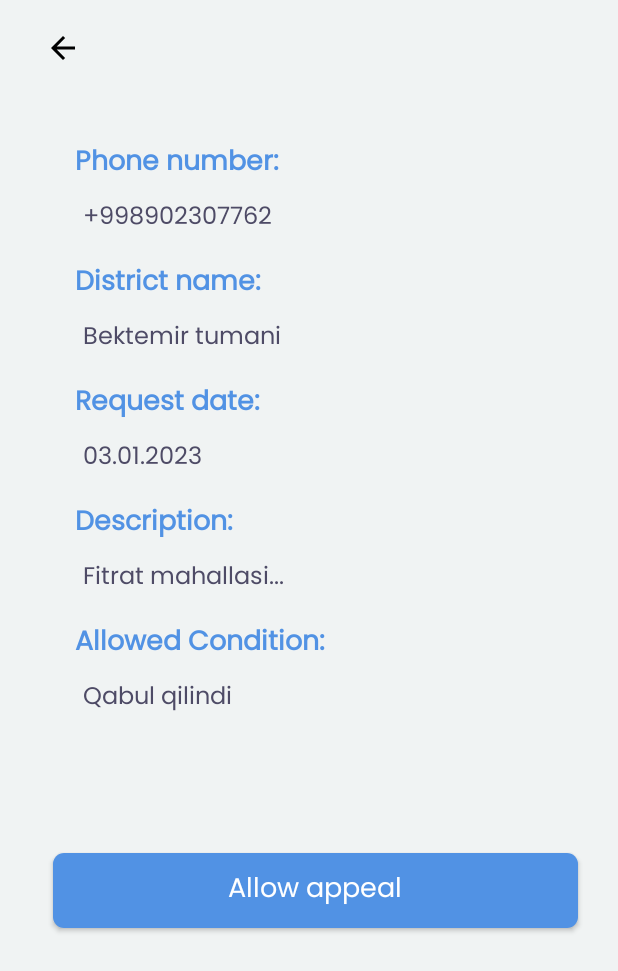
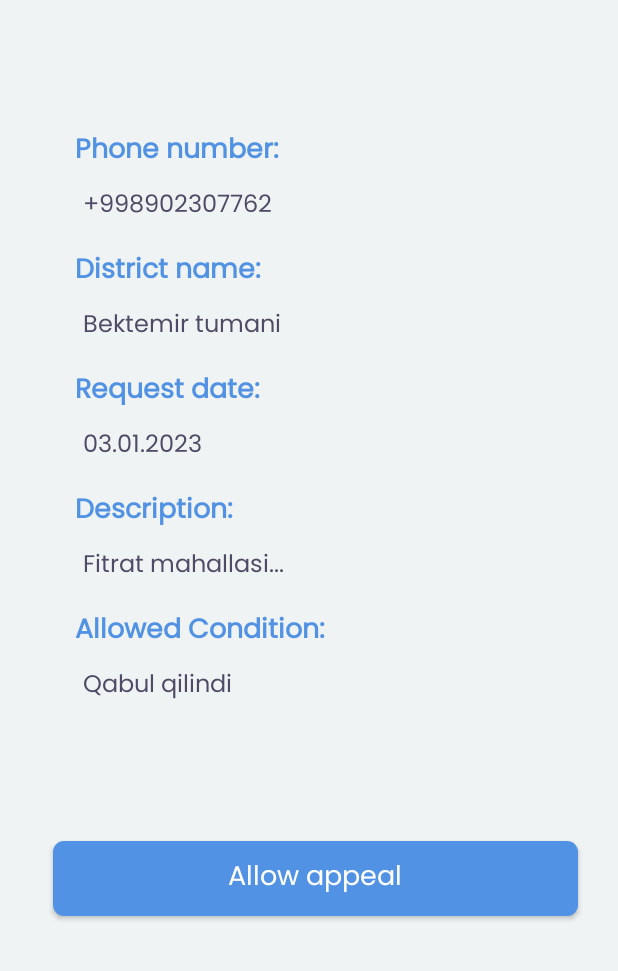
Before and after one commit to mahmud0v/appealsOlder, an Android app: the layout info_item_screen.xml on its own in the app's theme, with its tools: preview values and no code run, on a phone screen of 412 x 824 dp. Shown: the top 971 px of the screen. Run offline under Robolectric (Android 15) with nearby library versions, the phone set to English and light mode, and no system bars.

Commit message:
initial commit

```diff
--- a/app/src/main/java/com/example/apppealolder/adapter/AppealAdapter.kt
+++ b/app/src/main/java/com/example/apppealolder/adapter/AppealAdapter.kt
@@ -75,4 +75,5 @@ class AppealAdapter : RecyclerView.Adapter<AppealAdapter.ViewHolder>() {
     override fun onBindViewHolder(holder: ViewHolder, position: Int) {
         holder.bind(position)
     }
+
 }
--- a/app/src/main/java/com/example/apppealolder/db/AppealsAsyncTask.kt
+++ b/app/src/main/java/com/example/apppealolder/db/AppealsAsyncTask.kt
@@ -10,11 +10,10 @@ class AppealsAsyncTask(
     private val context: Context,
 ) : AsyncTask<Int, Unit, Boolean>() {
 
-    private lateinit var contentValue: ContentValues
+    private  val contentValue: ContentValues by lazy { ContentValues() }
 
 
     override fun onPreExecute() {
-        contentValue = ContentValues()
         contentValue.put("isAllow", 1)
     }
 
--- a/app/src/main/java/com/example/apppealolder/db/MainAsyncTask.kt
+++ b/app/src/main/java/com/example/apppealolder/db/MainAsyncTask.kt
@@ -57,7 +57,7 @@ class MainAsyncTask(
 
                 )
 
-                list!!.add(data)
+                list.add(data)
             }
             cursor.close()
             dbHelper.close()
--- a/app/src/main/java/com/example/apppealolder/screen/HistoryAppealScreen.kt
+++ b/app/src/main/java/com/example/apppealolder/screen/HistoryAppealScreen.kt
@@ -4,10 +4,8 @@ import android.content.Intent
 import androidx.appcompat.app.AppCompatActivity
 import android.os.Bundle
 import android.view.View
-import android.widget.Toast
 import androidx.recyclerview.widget.LinearLayoutManager
 import by.kirich1409.viewbindingdelegate.viewBinding
-import com.example.apppealolder.model.LabelWord
 import com.example.apppealolder.R
 import com.example.apppealolder.adapter.AppealAdapter
 import com.example.apppealolder.databinding.HistoryAppealScreenBinding
@@ -64,14 +62,14 @@ class HistoryAppealScreen : AppCompatActivity() {
 
 
     private fun itemClickEvent() {
-        adapter?.onItemClick = {
+        adapter.onItemClick = {
             val bundle = Bundle().apply {
                 putSerializable("key", it)
             }
             val intent = Intent(this, InfoItemScreen::class.java)
             intent.putExtra("key", bundle)
             startActivity(intent)
-            finish()
+//            finish()
         }
 
     }
--- a/app/src/main/res/layout/info_item_screen.xml
+++ b/app/src/main/res/layout/info_item_screen.xml
@@ -8,17 +8,16 @@
     android:orientation="vertical"
     tools:context=".screen.InfoItemScreen">
 
-    <ImageView
-        android:id="@+id/back_id"
-        android:layout_width="wrap_content"
+
+
+
+    <androidx.appcompat.widget.Toolbar
+        android:layout_width="match_parent"
         android:layout_height="wrap_content"
-        android:layout_marginStart="30dp"
-        android:layout_marginTop="20dp"
-        android:background="@drawable/back_bg"
-        android:clickable="true"
-        android:focusable="true"
-        android:src="@drawable/back_icon"
+        android:id="@+id/toolbar"
         />
+
+
 
 
     <TextView
@@ -26,7 +25,7 @@
         android:layout_width="wrap_content"
         android:layout_height="wrap_content"
         android:layout_marginStart="50dp"
-        android:layout_marginTop="50dp"
+        android:layout_marginTop="30dp"
         android:fontFamily="@font/poppins_regular"
         android:text="@string/phone_number_text"
         android:textColor="@color/blue_light"
--- /dev/null
+++ b/app/src/main/res/values/styles.xml
@@ -0,0 +1,3 @@
+<?xml version="1.0" encoding="utf-8"?>
+<resources>
+</resources>
```
Also changed, not shown: app/src/main/java/com/example/apppealolder/db/HistoryAsyncTask.kt (+6 -7 lines), app/src/main/java/com/example/apppealolder/screen/InfoItemScreen.kt (+26 -26 lines), app/src/main/java/com/example/apppealolder/screen/MainActivity.kt (+8 -6 lines).
